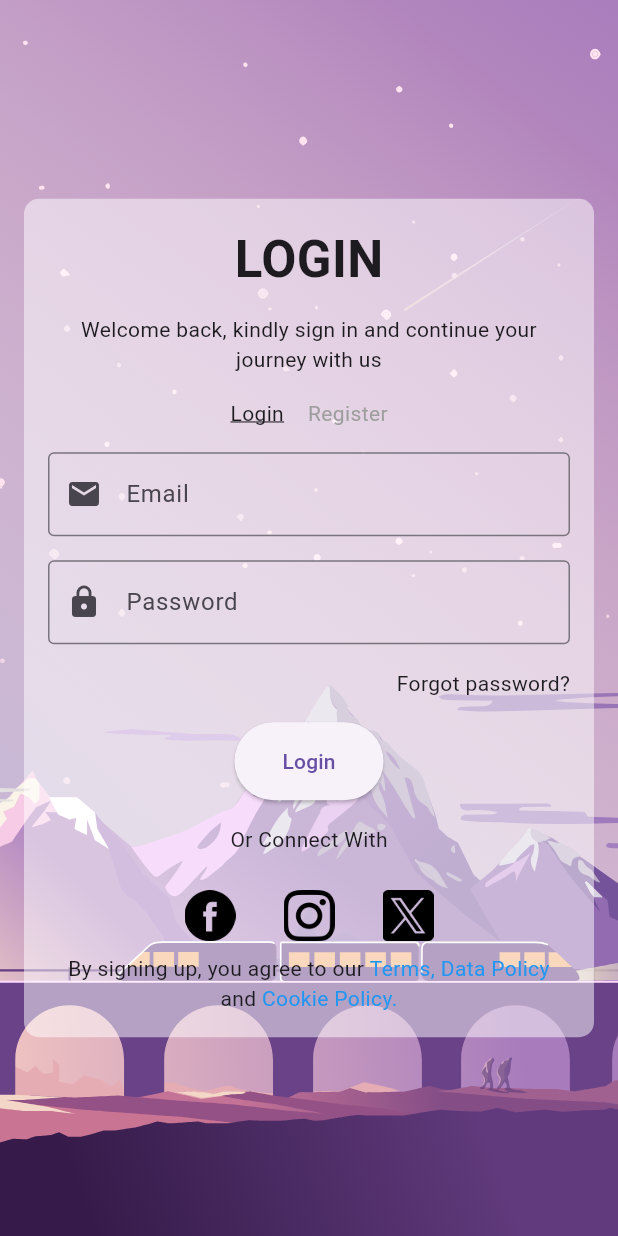
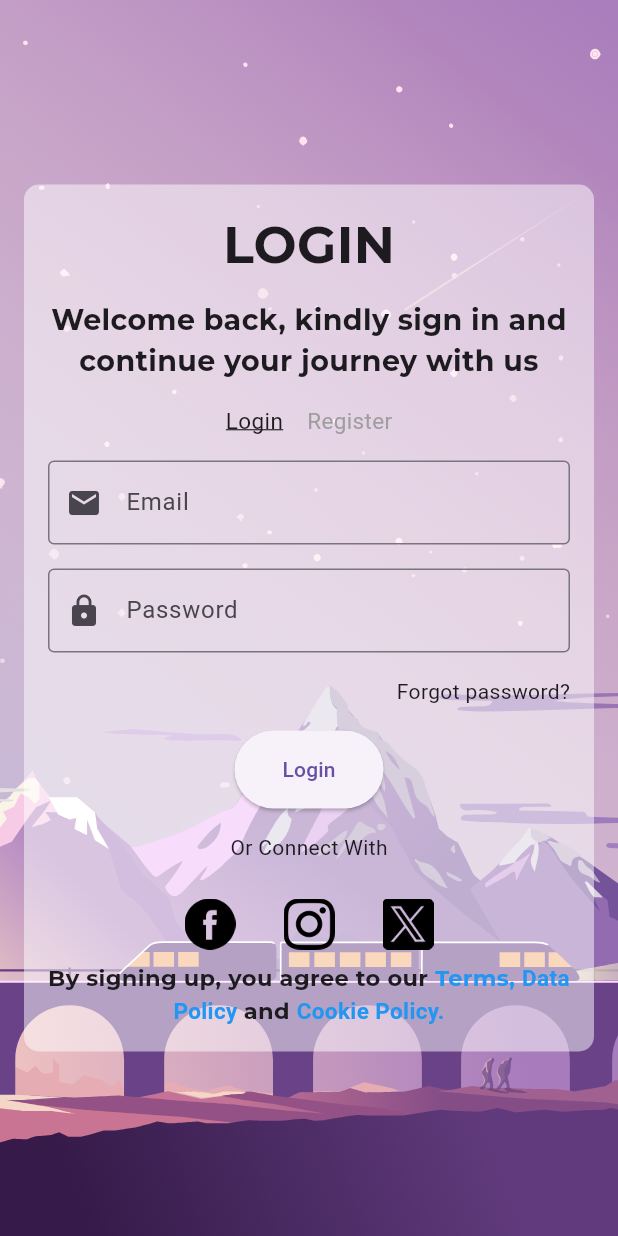
Before and after one commit to navin280123/ams, a Flutter app: the screen it shows after launch, after a tap on "Get Started", on a phone screen of 412 x 824 dp. Run offline on Flutter 3.47's test engine with Material 3 defaults, Android fonts, the phone set to English and light mode, and no system bars; our stand-ins replace lottie.

Commit message:
Added New Fonts Files in assets folder

```diff
--- a/lib/ForgotPasswordScreen.dart
+++ b/lib/ForgotPasswordScreen.dart
@@ -6,7 +6,7 @@ class ForgotPasswordScreen extends StatelessWidget {
   Widget build(BuildContext context) {
     return Scaffold(
       appBar: AppBar(
-        title: Text('Forgot Password'),
+        title: Text('Forgot Password',style: TextStyle(fontFamily: 'Monsteraat',fontWeight: FontWeight.bold),),
       ),
       body: Padding(
         padding: const EdgeInsets.all(16.0),
@@ -15,7 +15,7 @@ class ForgotPasswordScreen extends StatelessWidget {
           children: [
             // Lottie animation
             Lottie.asset(
-              'assets/forgetani.json',
+              'assets/image/forgetani.json',
               width: 250,
               height: 250,
             ),
@@ -23,7 +23,7 @@ class ForgotPasswordScreen extends StatelessWidget {
             Text(
               'Enter your email to reset your password',
               textAlign: TextAlign.center,
-              style: TextStyle(fontSize: 18),
+              style: TextStyle(fontSize: 18,fontFamily: 'Monsteraat',fontWeight: FontWeight.bold),
             ),
             SizedBox(height: 16),
             TextField(
--- a/lib/LoginScreen.dart
+++ b/lib/LoginScreen.dart
@@ -27,7 +27,7 @@ class _LoginScreenState extends State<LoginScreen> {
         children: [
           // Lottie animation as background
           Lottie.asset(
-            'assets/welcomebackground.json',
+            'assets/image/welcomebackground.json',
             fit: BoxFit.cover,
             width: double.infinity,
             height: double.infinity,
@@ -48,13 +48,13 @@ class _LoginScreenState extends State<LoginScreen> {
                       children: [
                         Text(
                           isLogin ? 'LOGIN' : 'REGISTER',
-                          style: TextStyle(
+                          style: TextStyle(fontFamily: 'Monsteraat',
                             fontSize: 34,
                             fontWeight: FontWeight.bold,
                           ),
                         ),
                         SizedBox(height: 12),
-                        Text(
+                        Text(style: TextStyle(fontFamily: 'Monsteraat',fontWeight: FontWeight.bold,fontSize: 19),
                           isLogin
                               ? 'Welcome back, kindly sign in and continue your journey with us'
                               : 'Create an account to get started',
@@ -72,7 +72,7 @@ class _LoginScreenState extends State<LoginScreen> {
                               },
                               child: Text(
                                 'Login',
-                                style: TextStyle(
+                                style: TextStyle(fontSize: 15,
                                   decoration: isLogin
                                       ? TextDecoration.underline
                                       : TextDecoration.none,
@@ -88,7 +88,7 @@ class _LoginScreenState extends State<LoginScreen> {
                               },
                               child: Text(
                                 'Register',
-                                style: TextStyle(
+                                style: TextStyle(fontSize: 15,
                                   color: isLogin ? Colors.grey : Colors.black,
                                   decoration: !isLogin
                                       ? TextDecoration.underline
@@ -181,7 +181,7 @@ class _LoginScreenState extends State<LoginScreen> {
                               width: 50,
                               height: 50,
                               child: IconButton(
-                                icon: Image.asset('assets/facebook.png'),
+                                icon: Image.asset('assets/image/facebook.png'),
                                 onPressed: () {
                                   _launchURL('https://www.facebook.com/');
                                 },
@@ -192,7 +192,7 @@ class _LoginScreenState extends State<LoginScreen> {
                               width: 50,
                               height: 50,
                               child: IconButton(
-                                icon: Image.asset('assets/instagram.png'),
+                                icon: Image.asset('assets/image/instagram.png'),
                                 onPressed: () {
                                   _launchURL('https://www.instagram.com/');
                                 },
@@ -203,7 +203,7 @@ class _LoginScreenState extends State<LoginScreen> {
                               width: 50,
                               height: 50,
                               child: IconButton(
-                                icon: Image.asset('assets/twitter.png'),
+                                icon: Image.asset('assets/image/twitter.png'),
                                 onPressed: () {
                                   _launchURL('https://www.twitter.com/');
                                 },
@@ -213,11 +213,11 @@ class _LoginScreenState extends State<LoginScreen> {
                         ),
                         Text.rich(
                           TextSpan(
-                            text: 'By signing up, you agree to our ',
+                            text: 'By signing up, you agree to our ',style: TextStyle(fontSize: 15,fontFamily: 'Monsteraat',fontWeight: FontWeight.bold),
                             children: [
                               TextSpan(
                                 text: 'Terms, ',
-                                style: TextStyle(color: Colors.blue),
+                                style: TextStyle(color: Colors.blue,fontFamily: 'Monsteraat',),
                                 recognizer: TapGestureRecognizer()
                                   ..onTap = () {
                                     //terms and condition section
--- a/lib/main.dart
+++ b/lib/main.dart
@@ -10,6 +10,7 @@ class AttendanceManagementSystem extends StatelessWidget {
   @override
   Widget build(BuildContext context) {
     return MaterialApp(
+      debugShowCheckedModeBanner: false,
       home: WelcomeScreen(),
     );
   }
@@ -23,7 +24,7 @@ class WelcomeScreen extends StatelessWidget {
         children: [
           // Lottie animation as background
           Lottie.asset(
-            'assets/welcomebackground.json',
+            'assets/image/welcomebackground.json',
             fit: BoxFit.cover,
             width: double.infinity,
             height: double.infinity,
@@ -46,6 +47,7 @@ class WelcomeScreen extends StatelessWidget {
                         Text(
                           'Welcome to AMS',
                           style: TextStyle(
+                            fontFamily: 'Monsteraat',
                             fontSize: 30,
                             fontWeight: FontWeight.bold,
                           ),
@@ -54,7 +56,7 @@ class WelcomeScreen extends StatelessWidget {
                         Text(
                           'Attendance Management System\nCreated to record and manage attendance.',
                           textAlign: TextAlign.center,
-                          style: TextStyle(
+                          style: TextStyle(fontFamily: 'Monsteraat',
                             fontSize: 20,
                             fontWeight: FontWeight.bold,
                           ),
@@ -63,7 +65,7 @@ class WelcomeScreen extends StatelessWidget {
                         Text(
                           'Unicorn is an app where users can leverage their social network to create, discover, share, and monetize events or services.',
                           textAlign: TextAlign.center,
-                          style: TextStyle(
+                          style: TextStyle(fontFamily: 'Monsteraat',fontWeight: FontWeight.w900,
                             fontSize: 16,
                           ),
                         ),
@@ -78,7 +80,7 @@ class WelcomeScreen extends StatelessWidget {
                         MaterialPageRoute(builder: (context) => LoginScreen()),
                       );
                     },
-                    child: Text('Get Started'),
+                    child: Text('Get Started',),
                     style: ElevatedButton.styleFrom(
                       padding: EdgeInsets.symmetric(horizontal: 32, vertical: 16),
                       textStyle: TextStyle(fontSize: 18),
```
Also changed, not shown: pubspec.yaml (+6 -41 lines), assets/fonts/Montserrat-VariableFont_wght.ttf (added), assets/image/clipboard.png (renamed from assets/clipboard.png), assets/image/facebook.png (renamed from assets/facebook.png), assets/image/forgetani.json (renamed from assets/forgetani.json), assets/image/instagram.png (renamed from assets/instagram.png), assets/image/twitter.png (renamed from assets/twitter.png), assets/image/welcomebackground.json (renamed from assets/welcomebackground.json).
